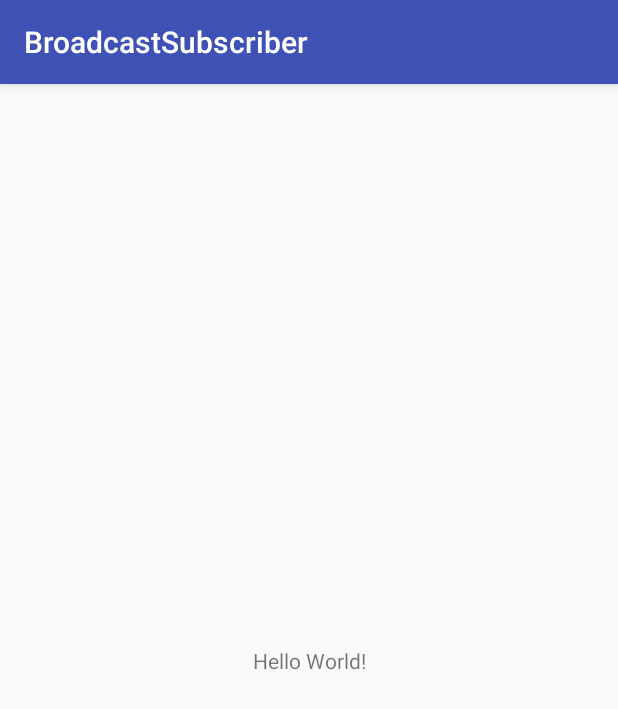
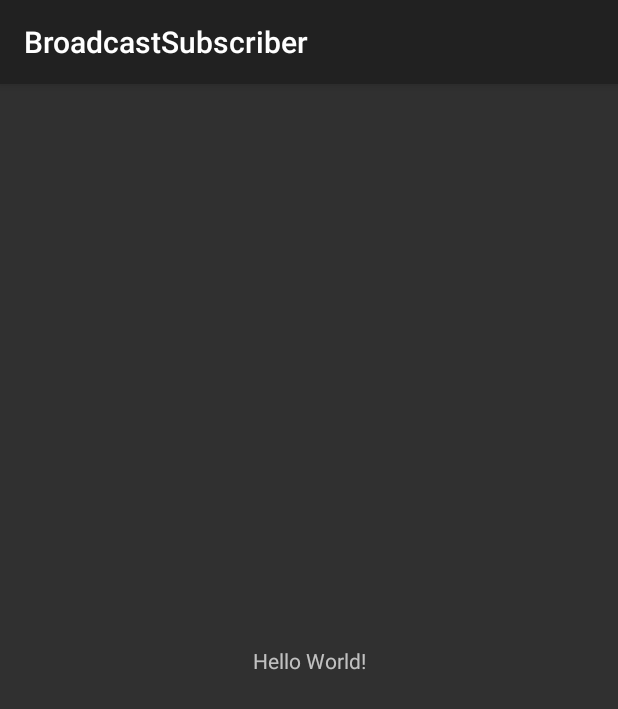
Before and after one commit to ljedrzynski/android-broadcast-example, an Android app: the screen it shows after launch (MainActivity), on a phone screen of 412 x 824 dp. Shown: the top 709 px of the screen. Run offline under Robolectric (Android 15) with nearby library versions, the phone set to English and light mode, and no system bars.

Commit message:
BroadcastReceiver Done

```diff
--- a/BroadcastSubscriber/app/src/main/java/pl/devone/android/broadcastsubscriber/MainActivity.java
+++ b/BroadcastSubscriber/app/src/main/java/pl/devone/android/broadcastsubscriber/MainActivity.java
@@ -1,9 +1,9 @@
 package pl.devone.android.broadcastsubscriber;
 
-import android.support.v7.app.AppCompatActivity;
+import android.app.Activity;
 import android.os.Bundle;
 
-public class MainActivity extends AppCompatActivity {
+public class MainActivity extends Activity {
 
     @Override
     protected void onCreate(Bundle savedInstanceState) {
--- a/BroadcastSubscriber/app/src/main/res/values/styles.xml
+++ b/BroadcastSubscriber/app/src/main/res/values/styles.xml
@@ -1,11 +1,6 @@
 <resources>
 
     <!-- Base application theme. -->
-    <style name="AppTheme" parent="Theme.AppCompat.Light.DarkActionBar">
-        <!-- Customize your theme here. -->
-        <item name="colorPrimary">@color/colorPrimary</item>
-        <item name="colorPrimaryDark">@color/colorPrimaryDark</item>
-        <item name="colorAccent">@color/colorAccent</item>
-    </style>
+    <style name="AppTheme" parent="android:Theme.Material" />
 
 </resources>
```
Also changed, not shown: BroadcastPublisher/app/src/main/java/pl/devone/android/broadcastpublisher/MainActivity.java (+6 -6 lines), BroadcastPublisher/app/src/main/res/layout/activity_main.xml (+8 -8 lines), BroadcastSubscriber/app/src/main/AndroidManifest.xml (+7 -0 lines), BroadcastSubscriber/app/src/main/java/pl/devone/android/broadcastsubscriber/broadcast/BroadcastMessageReceiver.java (added, +47 -0 lines).
